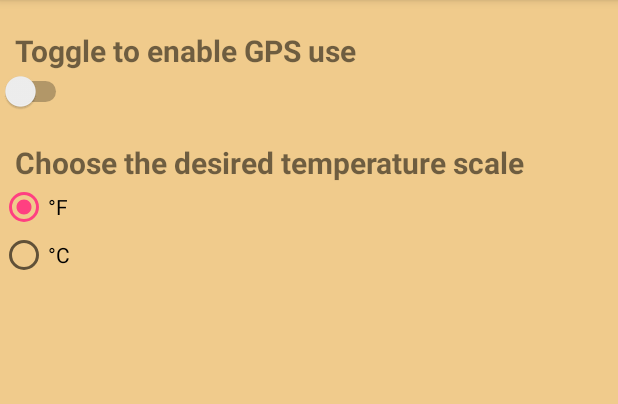
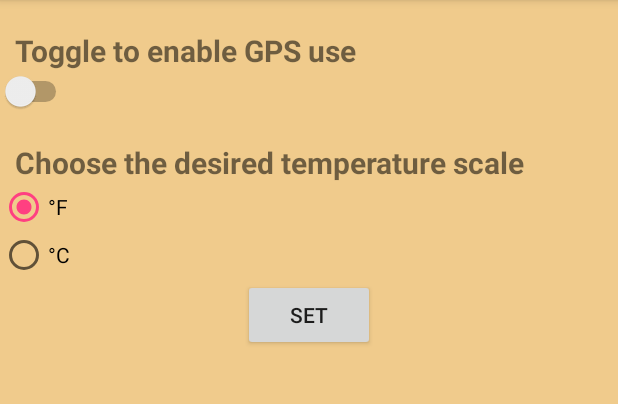
Before and after one commit to alchemist009/Android, an Android app: the screen it shows after launch (PreferencesActivity), in the options menu, after a tap on "Settings", on a phone screen of 412 x 824 dp, the part 84-488 px from its top. Run offline under Robolectric (Android 15) with nearby library versions, the phone set to English and light mode, and no system bars.

Commit message:
Fixed Preferences activity:
* Scale change works now
* Need to implement GPS toggle functionality

```diff
--- a/WeatherApp/app/src/main/java/com/example/wra1th/weatherapp/LocationActivity.java
+++ b/WeatherApp/app/src/main/java/com/example/wra1th/weatherapp/LocationActivity.java
@@ -27,8 +27,6 @@ import com.google.android.gms.tasks.OnFailureListener;
 import com.google.android.gms.tasks.OnSuccessListener;
 
 
-import Classes.CitySelected;
-
 import static com.google.android.gms.location.LocationServices.getFusedLocationProviderClient;
 
 public class LocationActivity extends AppCompatActivity implements View.OnClickListener{
@@ -36,7 +34,7 @@ public class LocationActivity extends AppCompatActivity implements View.OnClickL
     double latitude;
     double longitude;
     Intent cityIntent;
-    boolean cityTextFlag;
+    boolean cityTextFlag = false;
 
 
     public void onCreate(Bundle savedInstanceState) {
@@ -50,9 +48,9 @@ public class LocationActivity extends AppCompatActivity implements View.OnClickL
 
 
     @Override
-    public void onPause(){
-        super.onPause();
-
+    public void onResume(){
+        super.onResume();
+        cityTextFlag = false;
     }
 
     public void onLocationChanged(Location location) {
@@ -115,7 +113,6 @@ public class LocationActivity extends AppCompatActivity implements View.OnClickL
 
     @Override
     public void onBackPressed() {
-
         passIntent();
         this.finish();
     }
@@ -131,6 +128,7 @@ public class LocationActivity extends AppCompatActivity implements View.OnClickL
             @Override
             public void onClick(DialogInterface dialogInterface, int which) {
                 cityIntent.putExtra(MainActivity.CITY_SELECTED, input.getText().toString());
+                cityTextFlag = true;
             }
         });
         builder.show();
@@ -142,7 +140,6 @@ public class LocationActivity extends AppCompatActivity implements View.OnClickL
         switch(view.getId()){
 
             case R.id.city_button :
-                cityTextFlag = true;
                 showInputDialog();
                 cityIntent.putExtra(MainActivity.CITY_FLAG, cityTextFlag);
                 break;
--- a/WeatherApp/app/src/main/java/com/example/wra1th/weatherapp/MainActivity.java
+++ b/WeatherApp/app/src/main/java/com/example/wra1th/weatherapp/MainActivity.java
@@ -7,7 +7,6 @@ import android.content.DialogInterface;
 import android.content.Intent;
 import android.content.pm.PackageManager;
 import android.graphics.Typeface;
-import android.location.LocationManager;
 import android.os.Handler;
 import android.support.v4.app.ActivityCompat;
 import android.support.v4.content.ContextCompat;
@@ -15,14 +14,12 @@ import android.support.v4.widget.SwipeRefreshLayout;
 import android.support.v7.app.AlertDialog;
 import android.support.v7.app.AppCompatActivity;
 import android.os.Bundle;
-import android.text.InputType;
 import android.util.Log;
 import android.view.LayoutInflater;
 import android.view.Menu;
 import android.view.MenuItem;
 import android.view.animation.Animation;
 import android.view.animation.AnimationUtils;
-import android.widget.EditText;
 import android.widget.ImageView;
 import android.widget.TextView;
 import android.widget.Toast;
@@ -30,7 +27,6 @@ import org.json.JSONObject;
 import java.text.DateFormat;
 import java.util.Date;
 import java.util.Locale;
-import Classes.CitySelected;
 import Classes.FetchInfo;
 
 public class MainActivity extends AppCompatActivity {
@@ -76,7 +72,7 @@ public class MainActivity extends AppCompatActivity {
                     weatherInfo.updateWeatherData((String) getIntent().getSerializableExtra(CITY_SELECTED), scaleSelected);
                 }
                 else {
-                    weatherInfo.updateWeatherData(new CitySelected(MainActivity.this).getCity(), "imperial");
+                    weatherInfo.updateWeatherData("Dallas", "imperial");
                 }
                 weatherInfo.showWeather();
                 swipeRefreshLayout.setRefreshing(false);
@@ -89,7 +85,7 @@ public class MainActivity extends AppCompatActivity {
         }
 
         weatherFont = Typeface.createFromAsset(this.getAssets(), "fonts/weather.ttf");
-        weatherInfo.updateWeatherData(new CitySelected(MainActivity.this).getCity(), scaleSelected);
+        weatherInfo.updateWeatherData("Dallas", scaleSelected);
         weatherInfo.showWeather();
         checkPermission();
     }
@@ -121,7 +117,7 @@ public class MainActivity extends AppCompatActivity {
                     weatherInfo.updateWeatherData((String) getIntent().getSerializableExtra(CITY_SELECTED), scaleSelected);
                 }
                 else {
-                    weatherInfo.updateWeatherData(new CitySelected(MainActivity.this).getCity(), "imperial");
+                    weatherInfo.updateWeatherData("Dallas", "imperial");
                 }
                 weatherInfo.showWeather();
                 completeRefresh(item);
@@ -147,7 +143,7 @@ public class MainActivity extends AppCompatActivity {
     }
 
     public void refreshWeather(){
-        weatherInfo.updateWeatherData((new CitySelected(MainActivity.this)).getCity(), scaleSelected );
+        weatherInfo.updateWeatherData("Dallas", scaleSelected );
     }
 
     public void refresh(MenuItem item) {
@@ -165,40 +161,26 @@ public class MainActivity extends AppCompatActivity {
         item.setActionView(null);
     }
 
-    /*private void showInputDialog() {
-        AlertDialog.Builder builder = new AlertDialog.Builder(this);
-        builder.setTitle("Change city");
-        final EditText input = new EditText(this);
-        input.setInputType(InputType.TYPE_CLASS_TEXT);
-        builder.setView(input);
-        builder.setPositiveButton("Go", new DialogInterface.OnClickListener() {
-            @Override
-            public void onClick(DialogInterface dialogInterface, int which) {
-                changeCity(input.getText().toString());
-            }
-        });
-        builder.show();
-    }*/
 
-    public void changeCity(String city) {
-
-
-        changeSettings(city);
-        new CitySelected(this).setCity(city);
-    }
-
-    public void changeCityAndScale(String city, String scale) {
-        new CitySelected(this).setCity(city);
-        new CitySelected(this).setScale(scale);
-    }
-
-    public void changeSettings(String city) {
-        weatherInfo.updateWeatherData(city, "imperial");
-    }
-
-    public void changeSettings(String city, String scale) {
-        weatherInfo.updateWeatherData(city, scale);
-    }
+//    public void changeCity(String city) {
+//
+//
+//        changeSettings(city);
+//        new CitySelected(this).setCity(city);
+//    }
+//
+//    public void changeCityAndScale(String city, String scale) {
+//        new CitySelected(this).setCity(city);
+//        new CitySelected(this).setScale(scale);
+//    }
+//
+//    public void changeSettings(String city) {
+//        weatherInfo.updateWeatherData(city, "imperial");
+//    }
+//
+//    public void changeSettings(String city, String scale) {
+//        weatherInfo.updateWeatherData(city, scale);
+//    }
 
     @Override
     public void onResume() {
@@ -210,6 +192,8 @@ public class MainActivity extends AppCompatActivity {
 
         if (getIntent().getSerializableExtra(TEMPERATURE_SCALE) != null) {
             scaleSelected = (String) getIntent().getSerializableExtra(TEMPERATURE_SCALE);
+            weatherInfo.updateWeatherData("Dallas", scaleSelected);
+            Toast.makeText(this, scaleSelected, Toast.LENGTH_SHORT).show();
         }
 
         if(getIntent().getSerializableExtra(CITY_FLAG) != null ) {
@@ -219,6 +203,7 @@ public class MainActivity extends AppCompatActivity {
                 weatherInfo.updateWeatherData(latitude, longitude, scaleSelected);
             }
         }
+        weatherInfo.showWeather();
     }
 
     public void verifyStoragePermissions(Activity activity) {
--- a/WeatherApp/app/src/main/java/com/example/wra1th/weatherapp/PreferencesActivity.java
+++ b/WeatherApp/app/src/main/java/com/example/wra1th/weatherapp/PreferencesActivity.java
@@ -22,18 +22,39 @@ public class PreferencesActivity extends AppCompatActivity implements View.OnCli
     private RadioButton radioCelsius;
     private Switch switchGPS;
     private String scaleSelected;
+    Intent intent;
 
     @Override
     protected void onCreate(Bundle savedInstanceState) {
         super.onCreate(savedInstanceState);
         setContentView(R.layout.settings_layout);
-
+        intent = new Intent(this, MainActivity.class);
         radioTemperatureScale = findViewById(R.id.radioTempScale);
+        radioFahrenheit = findViewById(R.id.FScale);
+        radioCelsius = findViewById(R.id.CScale);
         switchGPS = findViewById(R.id.toggleGPS);
     }
 
     @Override
     public void onClick(View v){
+
+        /*radioTemperatureScale.setOnCheckedChangeListener(new RadioGroup.OnCheckedChangeListener()
+        {
+            @Override
+            public void onCheckedChanged(RadioGroup group, int checkedId)
+            {
+                switch(checkedId)
+                {
+                    case R.id.FScale:
+                        scaleSelected = "imperial";
+                        break;
+                    case R.id.CScale:
+                        scaleSelected = "metric";
+                        break;
+                }
+            }
+        });*/
+
 
         if(radioTemperatureScale.getCheckedRadioButtonId() == -1)
         {}
@@ -42,27 +63,24 @@ public class PreferencesActivity extends AppCompatActivity implements View.OnCli
             if(radioCelsius.isChecked())
                 scaleSelected = "metric";
             else
-                scaleSelected = "imperial";
+                if(radioFahrenheit.isChecked())
+                    scaleSelected = "imperial";
         }
+
+        boolean useGPS = switchGPS.isChecked();
+        intent.putExtra(MainActivity.TEMPERATURE_SCALE, scaleSelected);
+        intent.putExtra(MainActivity.USE_GPS, useGPS);
 
     }
 
     @Override
     public void onBackPressed(){
         passSettingsIntent();
-        PreferencesActivity.this.finish();
+        this.finish();
     }
 
     public void passSettingsIntent() {
-
-        boolean useGPS = switchGPS.isChecked();
-        Intent intent = new Intent(this, MainActivity.class);
-        //intent.addFlags(Intent.FLAG_ACTIVITY_CLEAR_TOP);
-        intent.putExtra(MainActivity.TEMPERATURE_SCALE, scaleSelected);
-        intent.putExtra(MainActivity.USE_GPS, useGPS);
-
         startActivity(intent);
-
     }
 
 }
--- a/WeatherApp/app/src/main/res/layout/settings_layout.xml
+++ b/WeatherApp/app/src/main/res/layout/settings_layout.xml
@@ -58,7 +58,8 @@
         <RadioGroup
             android:layout_width="wrap_content"
             android:layout_height="wrap_content"
-            android:id="@+id/radioTempScale">
+            android:id="@+id/radioTempScale"
+            android:onClick="onClick">
 
             <RadioButton
                 android:id="@+id/FScale"
@@ -76,4 +77,12 @@
 
     </LinearLayout>
 
+    <Button
+        android:id="@+id/button2"
+        android:layout_width="wrap_content"
+        android:layout_height="wrap_content"
+        android:layout_gravity="center"
+        android:text="@string/set"
+        android:onClick="onClick"/>
+
 </LinearLayout>
--- a/WeatherApp/app/src/main/res/values/strings.xml
+++ b/WeatherApp/app/src/main/res/values/strings.xml
@@ -27,5 +27,6 @@
     <string name="search_box">Enter a city</string>
     <string name="recent_places">Recent locations</string>
     <string name="city_chosen">City</string>
+    <string name="set">SET</string>
 
 </resources>
```
